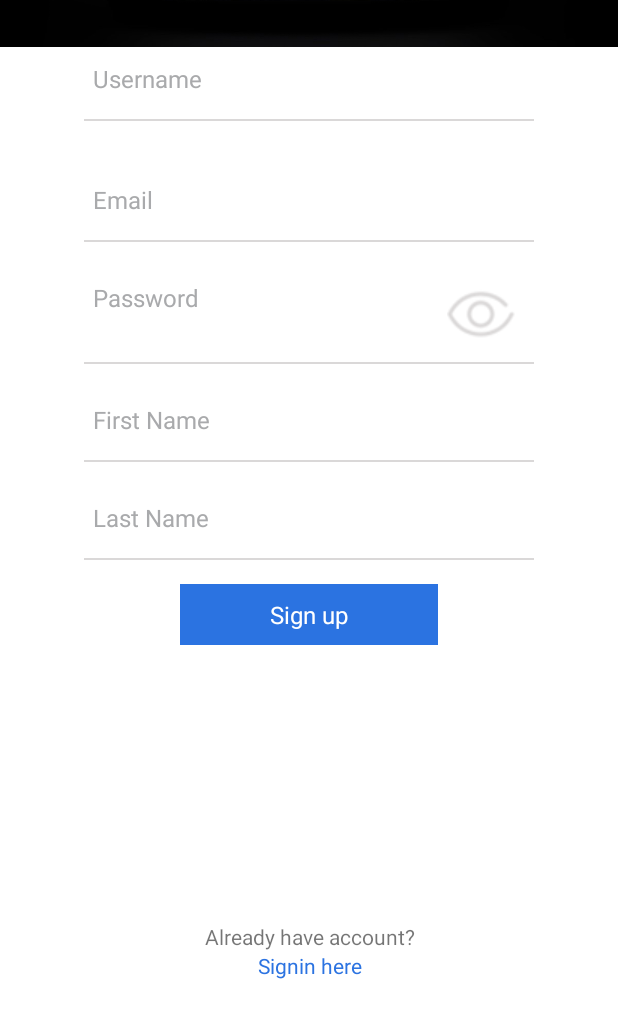
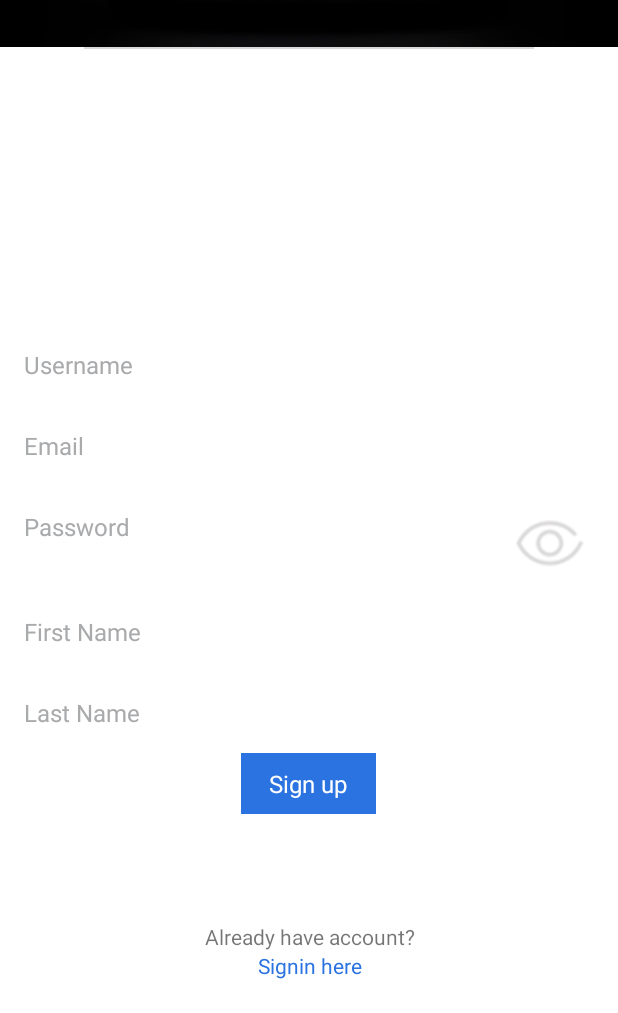
Before and after one commit to otovent/Otovent-Android, an Android app: the signup screen opened directly, with no data from a screen before it, on a phone screen of 412 x 824 dp, the part 223-1236 px from its top. Run offline under Robolectric (Android 15) with nearby library versions, the phone set to English and light mode, and no system bars; our stand-ins replace Volley; Roboto replaces fonts that are not available here; 3 statements that could not run were skipped.

Commit message:
add admin dashboard fragment and layout, fix sign up

```diff
--- a/app/src/main/java/android/project/techno/otovent_android/signup.java
+++ b/app/src/main/java/android/project/techno/otovent_android/signup.java
@@ -62,7 +62,7 @@ public class signup extends AppCompatActivity {
                 postBody.put("first_name",firstName.getText().toString());
                 postBody.put("last_name",lastName.getText().toString());
 
-                service.addOrEditUser("users/add",
+                service.addOrEditUser("users/add-edit",
                         postBody,signup.this,progressDialog);
             }
         });
--- a/app/src/main/res/layout/signup.xml
+++ b/app/src/main/res/layout/signup.xml
@@ -42,7 +42,7 @@
         />
 
 
-    <LinearLayout
+    <RelativeLayout
 
         android:id="@+id/logo"
         android:layout_width="match_parent"
@@ -52,33 +52,18 @@
         >
 
 
-    </LinearLayout>
+    </RelativeLayout>
 
 
 
 
-    <LinearLayout
+    <RelativeLayout
         android:id="@+id/linear"
         android:layout_width="match_parent"
         android:layout_height="wrap_content"
         android:orientation="vertical"
         android:layout_below="@+id/frameLayout">
 
-
-        <customfonts.MyEditText
-            android:id="@+id/username"
-            android:textSize="16dp"
-            android:layout_width="match_parent"
-            android:layout_height="48dp"
-            android:hint="Username"
-            android:layout_marginLeft="46dp"
-
-            android:textColorHint="@color/colorhint"
-            android:textColor="@color/colortext"
-            android:background="#0000"
-            android:padding="16dp"
-            android:gravity="left"
-            />
 
         <View
             android:layout_width="match_parent"
@@ -88,20 +73,13 @@
             android:layout_marginBottom="25dp"
             android:background="#dad8d8"/>
 
-        <customfonts.MyEditText
-            android:id="@+id/email"
-            android:textSize="16dp"
+        <View
             android:layout_width="match_parent"
-            android:layout_height="wrap_content"
-            android:hint="Email"
-            android:layout_marginLeft="46dp"
-            android:textColorHint="@color/colorhint"
-            android:textColor="@color/colortext"
-            android:background="#0000"
-            android:padding="16dp"
-            android:gravity="left"
-            android:inputType="textEmailAddress"
-            />
+            android:layout_marginLeft="56dp"
+            android:layout_marginRight="56dp"
+            android:layout_height="1dp"
+            android:layout_marginBottom="10dp"
+            android:background="#dad8d8"/>
 
         <View
             android:layout_width="match_parent"
@@ -111,23 +89,6 @@
             android:layout_marginBottom="10dp"
             android:background="#dad8d8"/>
 
-        <customfonts.MyEditText
-            android:id="@+id/password"
-            android:textSize="16dp"
-            android:layout_width="match_parent"
-            android:layout_height="wrap_content"
-            android:hint="Password"
-            android:layout_marginLeft="46dp"
-            android:layout_marginRight="46dp"
-            android:drawableRight="@drawable/eye"
-            android:textColorHint="@color/colorhint"
-            android:textColor="@color/colortext"
-            android:background="#0000"
-            android:padding="16dp"
-            android:gravity="left"
-            android:inputType="textPassword"
-            />
-
         <View
             android:layout_width="match_parent"
             android:layout_marginLeft="56dp"
@@ -135,46 +96,6 @@
             android:layout_height="1dp"
             android:layout_marginBottom="10dp"
             android:background="#dad8d8"/>
-
-        <customfonts.MyEditText
-            android:id="@+id/first_name"
-            android:textSize="16dp"
-            android:layout_width="match_parent"
-            android:layout_height="wrap_content"
-            android:hint="First Name"
-            android:layout_marginLeft="46dp"
-            android:layout_marginRight="46dp"
-            android:textColorHint="@color/colorhint"
-            android:textColor="@color/colortext"
-            android:background="#0000"
-            android:padding="16dp"
-            android:gravity="left"
-            android:inputType="text"
-            />
-
-        <View
-            android:layout_width="match_parent"
-            android:layout_marginLeft="56dp"
-            android:layout_marginRight="56dp"
-            android:layout_height="1dp"
-            android:layout_marginBottom="10dp"
-            android:background="#dad8d8"/>
-
-        <customfonts.MyEditText
-            android:id="@+id/last_name"
-            android:textSize="16dp"
-            android:layout_width="match_parent"
-            android:layout_height="wrap_content"
-            android:hint="Last Name"
-            android:layout_marginLeft="46dp"
-            android:layout_marginRight="46dp"
-            android:textColorHint="@color/colorhint"
-            android:textColor="@color/colortext"
-            android:background="#0000"
-            android:padding="16dp"
-            android:gravity="left"
-            android:inputType="text"
-            />
 
         <View
             android:layout_width="match_parent"
@@ -185,27 +106,7 @@
             android:background="#dad8d8"/>
 
 
-
-
-        <customfonts.MyTextView
-
-            android:id="@+id/signup1"
-            android:layout_width="match_parent"
-            android:layout_height="wrap_content"
-            android:background="#2b73e1"
-            android:text="Sign up"
-            android:textSize="16dp"
-            android:textColor="#fff"
-            android:gravity="center"
-            android:layout_marginLeft="120dp"
-            android:layout_marginRight="120dp"
-            android:padding="9dp"
-            android:layout_marginTop="6dp"
-            />
-
-
-
-    </LinearLayout>
+    </RelativeLayout>
 
 
 
@@ -233,4 +134,101 @@
 
         />
 
+    <customfonts.MyTextView
+
+        android:id="@+id/signup1"
+        android:layout_width="match_parent"
+        android:layout_height="wrap_content"
+        android:background="#2b73e1"
+        android:text="Sign up"
+        android:textSize="16dp"
+        android:textColor="#fff"
+        android:gravity="center"
+        android:padding="9dp"
+        android:layout_above="@+id/acc"
+        android:layout_marginBottom="72dp"
+        android:layout_alignRight="@+id/image"
+        android:layout_alignEnd="@+id/image"
+        android:layout_alignLeft="@+id/image"
+        android:layout_alignStart="@+id/image" />
+
+    <customfonts.MyEditText
+        android:id="@+id/last_name"
+        android:textSize="16dp"
+        android:layout_width="match_parent"
+        android:layout_height="wrap_content"
+        android:hint="Last Name"
+        android:textColorHint="@color/colorhint"
+        android:textColor="@color/colortext"
+        android:background="#0000"
+        android:padding="16dp"
+        android:gravity="left"
+        android:inputType="text"
+        android:layout_above="@+id/signup1"
+        android:layout_alignParentLeft="true"
+        android:layout_alignParentStart="true" />
+
+    <customfonts.MyEditText
+        android:id="@+id/first_name"
+        android:textSize="16dp"
+        android:layout_width="match_parent"
+        android:layout_height="wrap_content"
+        android:hint="First Name"
+        android:textColorHint="@color/colorhint"
+        android:textColor="@color/colortext"
+        android:background="#0000"
+        android:padding="16dp"
+        android:gravity="left"
+        android:inputType="text"
+        android:layout_above="@+id/last_name"
+        android:layout_alignParentLeft="true"
+        android:layout_alignParentStart="true" />
+
+    <customfonts.MyEditText
+        android:id="@+id/password"
+        android:textSize="16dp"
+        android:layout_width="match_parent"
+        android:layout_height="wrap_content"
+        android:hint="Password"
+        android:drawableRight="@drawable/eye"
+        android:textColorHint="@color/colorhint"
+        android:textColor="@color/colortext"
+        android:background="#0000"
+        android:padding="16dp"
+        android:gravity="left"
+        android:inputType="textPassword"
+        android:layout_above="@+id/first_name"
+        android:layout_centerHorizontal="true" />
+
+    <customfonts.MyEditText
+        android:id="@+id/email"
+        android:textSize="16dp"
+        android:layout_width="match_parent"
+        android:layout_height="wrap_content"
+        android:hint="Email"
+        android:textColorHint="@color/colorhint"
+        android:textColor="@color/colortext"
+        android:background="#0000"
+        android:padding="16dp"
+        android:gravity="left"
+        android:inputType="textEmailAddress"
+        android:layout_above="@+id/password"
+        android:layout_centerHorizontal="true" />
+
+    <customfonts.MyEditText
+        android:id="@+id/username"
+        android:textSize="16dp"
+        android:layout_width="match_parent"
+        android:layout_height="48dp"
+        android:hint="Username"
+
+        android:textColorHint="@color/colorhint"
+        android:textColor="@color/colortext"
+        android:background="#0000"
+        android:padding="16dp"
+        android:gravity="left"
+        android:layout_above="@+id/email"
+        android:layout_alignParentLeft="true"
+        android:layout_alignParentStart="true" />
+
 </RelativeLayout>
```
Also changed, not shown: app/src/main/java/android/project/techno/otovent_android/menu/fragment/AdminFragment.java (added, +22 -0 lines), app/src/main/res/layout/admin_dashboard.xml (added, +100 -0 lines), app/src/main/res/drawable/benz_logo.png (added), app/src/main/res/drawable/vendor.png (added).
